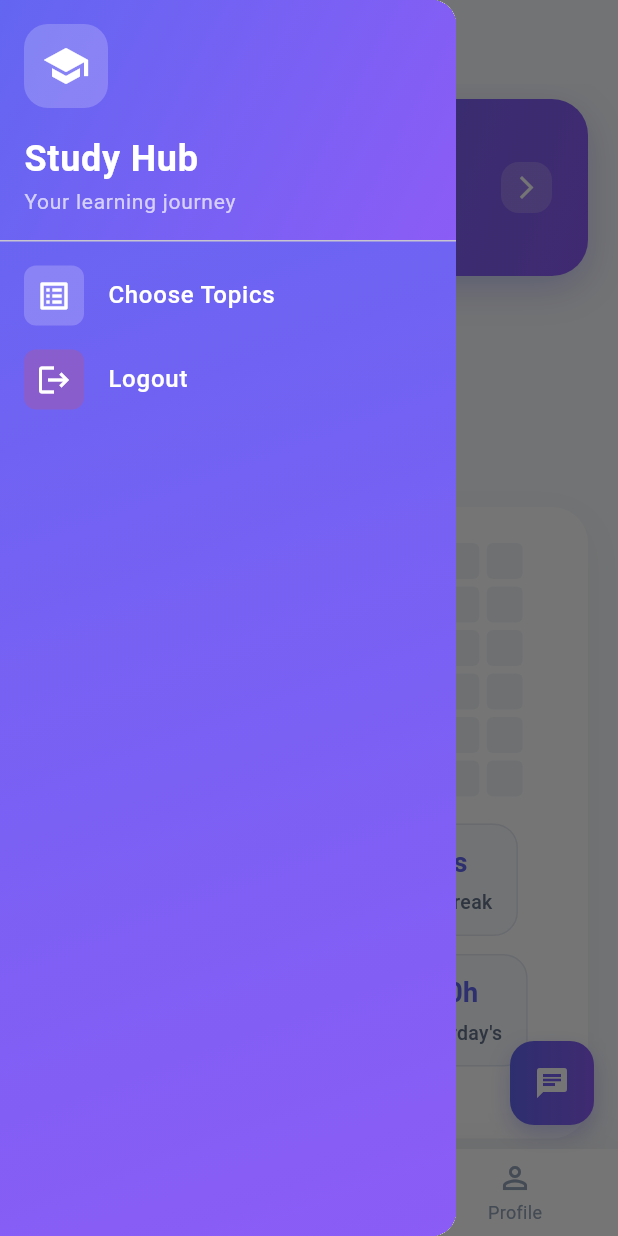
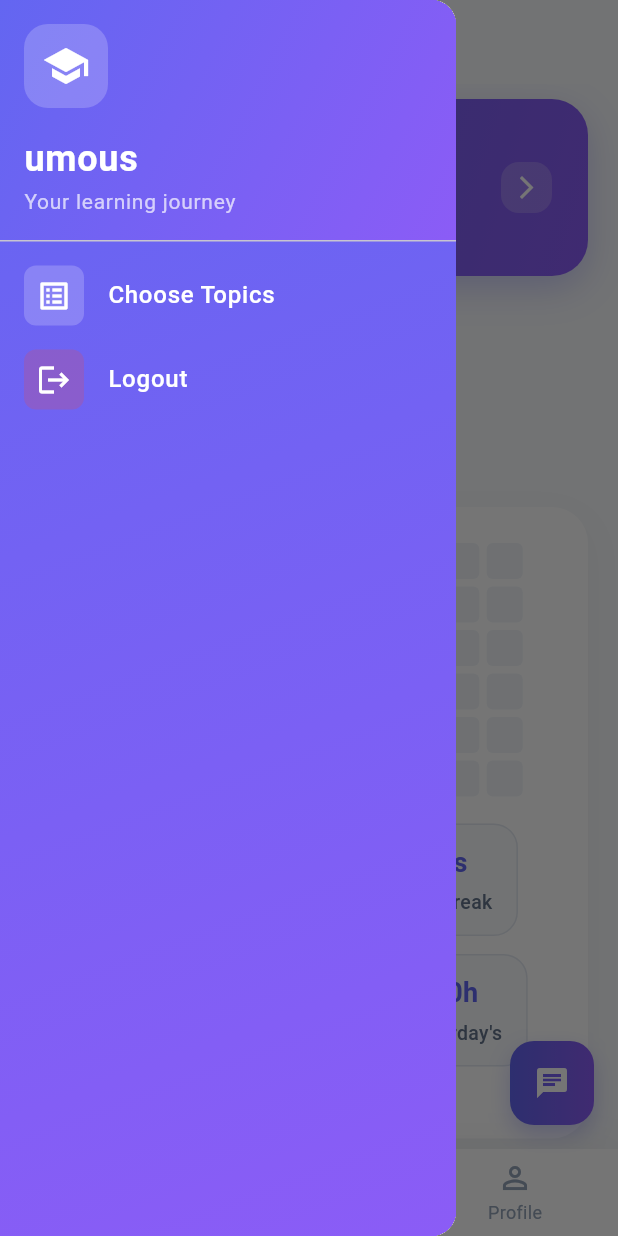
Before and after one commit to HarshF40/umous, a Flutter app: the screen it shows once a user with an empty profile is signed in, with the side drawer open, on a phone screen of 412 x 824 dp. Run offline on Flutter 3.47's test engine with Material 3 defaults, Android fonts, the phone set to English and light mode, and no system bars; our stand-ins replace cloud_firestore, firebase_auth, firebase_core, flutter_dotenv, flutter_markdown, shared_preferences; accounts and stored records are empty.

Commit message:
minor fix

```diff
--- a/lib/main.dart
+++ b/lib/main.dart
@@ -5,8 +5,10 @@ import 'package:umous/firebase_options.dart';
 import 'package:umous/pages/login_page.dart';
 import 'package:umous/pages/signup_page.dart';
 import 'pages/homepage.dart';
+import 'package:flutter_dotenv/flutter_dotenv.dart';
 
-void main() async {
+Future<void> main() async {
+  await dotenv.load(fileName: ".env");
   WidgetsFlutterBinding.ensureInitialized();
   await Firebase.initializeApp(options: DefaultFirebaseOptions.currentPlatform);
   runApp(const MyApp());
--- a/lib/pages/chat.dart
+++ b/lib/pages/chat.dart
@@ -1,4 +1,5 @@
 import 'package:flutter/material.dart';
+import 'package:flutter_dotenv/flutter_dotenv.dart';
 import 'package:http/http.dart' as http;
 import 'package:flutter_markdown/flutter_markdown.dart';
 import 'dart:convert';
@@ -24,8 +25,7 @@ class _ChatTutorState extends State<ChatTutor> {
   final ScrollController _scrollController = ScrollController();
   bool _isLoading = false;
 
-  static const String _apiKey =
-      'AIzaSyCdpHKn9GdOxUsA-h6A9nLZxBeLAIFj6Dc'; // Replace with your key
+  final String _apiKey = dotenv.env['GEMINI_KEY']!; // Replace with your key
   static const String _baseUrl =
       'https://generativelanguage.googleapis.com/v1beta/models/gemini-1.5-flash:generateContent';
 
--- a/lib/pages/homepage.dart
+++ b/lib/pages/homepage.dart
@@ -249,7 +249,7 @@ class _HomePageState extends State<HomePage> {
                           ),
                           const SizedBox(height: 16),
                           const Text(
-                            'Study Hub',
+                            'umous',
                             style: TextStyle(
                               color: Colors.white,
                               fontSize: 24,
--- a/lib/utilities/quiz.dart
+++ b/lib/utilities/quiz.dart
@@ -1,7 +1,8 @@
 import 'dart:convert';
 import 'package:http/http.dart' as http;
+import 'package:flutter_dotenv/flutter_dotenv.dart';
 
-const String _geminiApiKey = 'AIzaSyCdpHKn9GdOxUsA-h6A9nLZxBeLAIFj6Dc';
+final String _geminiApiKey = dotenv.env['GEMINI_KEY']!;
 const String _geminiEndpoint =
     'https://generativelanguage.googleapis.com/v1beta/models/gemini-1.5-flash:generateContent';
 
--- a/lib/utilities/topic_utils.dart
+++ b/lib/utilities/topic_utils.dart
@@ -1,8 +1,9 @@
 import 'dart:convert';
+import 'package:flutter_dotenv/flutter_dotenv.dart';
 import 'package:http/http.dart' as http;
 import 'package:cloud_firestore/cloud_firestore.dart';
 
-const String _geminiApiKey = 'AIzaSyCdpHKn9GdOxUsA-h6A9nLZxBeLAIFj6Dc';
+final String _geminiApiKey = dotenv.env['GEMINI_KEY']!;
 const String _geminiEndpoint =
     'https://generativelanguage.googleapis.com/v1beta/models/gemini-1.5-flash:generateContent';
 
--- a/pubspec.yaml
+++ b/pubspec.yaml
@@ -33,6 +33,7 @@ dependencies:
   http:
   flutter_markdown:
   intl:
+  flutter_dotenv:
 
   # The following adds the Cupertino Icons font to your application.
   # Use with the CupertinoIcons class for iOS style icons.
@@ -65,6 +66,9 @@ flutter:
   # the material Icons class.
   uses-material-design: true
 
+  assets:
+    - .env
+
   # To add assets to your application, add an assets section, like this:
   # assets:
   #   - images/a_dot_burr.jpeg
```
Also changed, not shown: lib/utilities/topfivevid.dart (+2 -38 lines), pubspec.lock, 1 other file.
